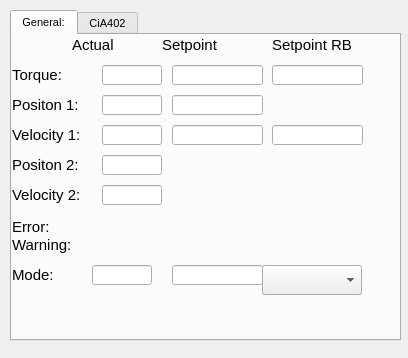
paulscherrerinstitute/ecmccfg, file qt/ecmcCMMT-ST_expert.ui: the form before one commit.
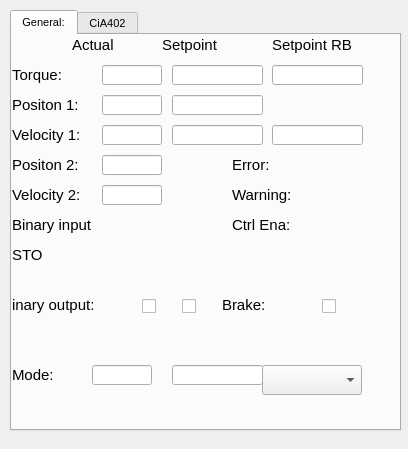
The form after the commit. Custom widgets are drawn as their Qt base class.

Commit message: CMMT-ST: Added inputs and outputs. Outputs seems to not work.

```diff
--- a/qt/ecmcCMMT-ST_expert.ui
+++ b/qt/ecmcCMMT-ST_expert.ui
@@ -7,7 +7,7 @@
     <x>0</x>
     <y>0</y>
     <width>408</width>
-    <height>358</height>
+    <height>449</height>
    </rect>
   </property>
   <property name="sizePolicy">
@@ -30,7 +30,7 @@
      <x>10</x>
      <y>10</y>
      <width>391</width>
-     <height>331</height>
+     <height>421</height>
     </rect>
    </property>
    <property name="sizePolicy">
@@ -90,8 +90,8 @@
     <widget class="caLabel" name="calabel_13">
      <property name="geometry">
       <rect>
-       <x>0</x>
-       <y>182</y>
+       <x>220</x>
+       <y>120</y>
        <width>80</width>
        <height>20</height>
       </rect>
@@ -167,8 +167,8 @@
     <widget class="caLed" name="caled_Warning">
      <property name="geometry">
       <rect>
-       <x>80</x>
-       <y>200</y>
+       <x>300</x>
+       <y>150</y>
        <width>52</width>
        <height>12</height>
       </rect>
@@ -253,8 +253,8 @@
     <widget class="caLed" name="caled_Error">
      <property name="geometry">
       <rect>
-       <x>80</x>
-       <y>182</y>
+       <x>300</x>
+       <y>120</y>
        <width>52</width>
        <height>12</height>
       </rect>
@@ -313,8 +313,8 @@
     <widget class="caLabel" name="calabel_14">
      <property name="geometry">
       <rect>
-       <x>0</x>
-       <y>200</y>
+       <x>220</x>
+       <y>150</y>
        <width>80</width>
        <height>20</height>
       </rect>
@@ -543,7 +543,7 @@
      <property name="geometry">
       <rect>
        <x>0</x>
-       <y>230</y>
+       <y>330</y>
        <width>80</width>
        <height>20</height>
       </rect>
@@ -567,7 +567,7 @@
      <property name="geometry">
       <rect>
        <x>160</x>
-       <y>230</y>
+       <y>330</y>
        <width>91</width>
        <height>20</height>
       </rect>
@@ -598,7 +598,7 @@
      <property name="geometry">
       <rect>
        <x>250</x>
-       <y>230</y>
+       <y>330</y>
        <width>100</width>
        <height>30</height>
       </rect>
@@ -711,7 +711,7 @@
      <property name="geometry">
       <rect>
        <x>80</x>
-       <y>230</y>
+       <y>330</y>
        <width>60</width>
        <height>20</height>
       </rect>
@@ -823,6 +823,279 @@
       <bool>false</bool>
      </property>
     </widget>
+    <widget class="caLabel" name="calabel_54">
+     <property name="geometry">
+      <rect>
+       <x>0</x>
+       <y>180</y>
+       <width>80</width>
+       <height>20</height>
+      </rect>
+     </property>
+     <property name="sizePolicy">
+      <sizepolicy hsizetype="Fixed" vsizetype="Fixed">
+       <horstretch>0</horstretch>
+       <verstretch>0</verstretch>
+      </sizepolicy>
+     </property>
+     <property name="font">
+      <font>
+       <pointsize>11</pointsize>
+      </font>
+     </property>
+     <property name="text">
+      <string>Binary input:</string>
+     </property>
+    </widget>
+    <widget class="caLed" name="caled">
+     <property name="geometry">
+      <rect>
+       <x>120</x>
+       <y>180</y>
+       <width>30</width>
+       <height>30</height>
+      </rect>
+     </property>
+     <property name="channel" stdset="0">
+      <string notr="true">$(IOC):m$(MasterID)s$(SlaveID)-Drv$(ID)-BI01</string>
+     </property>
+     <property name="trueColor">
+      <color>
+       <red>0</red>
+       <green>85</green>
+       <blue>0</blue>
+      </color>
+     </property>
+    </widget>
+    <widget class="caLed" name="caled_2">
+     <property name="geometry">
+      <rect>
+       <x>160</x>
+       <y>180</y>
+       <width>30</width>
+       <height>30</height>
+      </rect>
+     </property>
+     <property name="channel" stdset="0">
+      <string notr="true">$(IOC):m$(MasterID)s$(SlaveID)-Drv$(ID)-BI02</string>
+     </property>
+     <property name="trueColor">
+      <color>
+       <red>0</red>
+       <green>85</green>
+       <blue>0</blue>
+      </color>
+     </property>
+    </widget>
+    <widget class="caLabel" name="calabel_55">
+     <property name="geometry">
+      <rect>
+       <x>0</x>
+       <y>210</y>
+       <width>80</width>
+       <height>20</height>
+      </rect>
+     </property>
+     <property name="sizePolicy">
+      <sizepolicy hsizetype="Fixed" vsizetype="Fixed">
+       <horstretch>0</horstretch>
+       <verstretch>0</verstretch>
+      </sizepolicy>
+     </property>
+     <property name="font">
+      <font>
+       <pointsize>11</pointsize>
+      </font>
+     </property>
+     <property name="text">
+      <string>STO</string>
+     </property>
+    </widget>
+    <widget class="caLed" name="caled_3">
+     <property name="geometry">
+      <rect>
+       <x>160</x>
+       <y>210</y>
+       <width>30</width>
+       <height>30</height>
+      </rect>
+     </property>
+     <property name="channel" stdset="0">
+      <string notr="true">$(IOC):m$(MasterID)s$(SlaveID)-Drv$(ID)-STO02</string>
+     </property>
+     <property name="falseColor">
+      <color>
+       <red>255</red>
+       <green>0</green>
+       <blue>0</blue>
+      </color>
+     </property>
+     <property name="trueColor">
+      <color>
+       <red>0</red>
+       <green>85</green>
+       <blue>0</blue>
+      </color>
+     </property>
+    </widget>
+    <widget class="caLed" name="caled_4">
+     <property name="geometry">
+      <rect>
+       <x>120</x>
+       <y>210</y>
+       <width>30</width>
+       <height>30</height>
+      </rect>
+     </property>
+     <property name="channel" stdset="0">
+      <string notr="true">$(IOC):m$(MasterID)s$(SlaveID)-Drv$(ID)-STO01</string>
+     </property>
+     <property name="falseColor">
+      <color>
+       <red>255</red>
+       <green>0</green>
+       <blue>0</blue>
+      </color>
+     </property>
+     <property name="trueColor">
+      <color>
+       <red>0</red>
+       <green>85</green>
+       <blue>0</blue>
+      </color>
+     </property>
+    </widget>
+    <widget class="caLabel" name="calabel_56">
+     <property name="geometry">
+      <rect>
+       <x>220</x>
+       <y>180</y>
+       <width>80</width>
+       <height>20</height>
+      </rect>
+     </property>
+     <property name="sizePolicy">
+      <sizepolicy hsizetype="Fixed" vsizetype="Fixed">
+       <horstretch>0</horstretch>
+       <verstretch>0</verstretch>
+      </sizepolicy>
+     </property>
+     <property name="font">
+      <font>
+       <pointsize>11</pointsize>
+      </font>
+     </property>
+     <property name="text">
+      <string>Ctrl Ena:</string>
+     </property>
+    </widget>
+    <widget class="caLed" name="caled_5">
+     <property name="geometry">
+      <rect>
+       <x>310</x>
+       <y>180</y>
+       <width>30</width>
+       <height>30</height>
+      </rect>
+     </property>
+     <property name="channel" stdset="0">
+      <string notr="true">$(IOC):m$(MasterID)s$(SlaveID)-Drv$(ID)-BIEn</string>
+     </property>
+     <property name="trueColor">
+      <color>
+       <red>0</red>
+       <green>85</green>
+       <blue>0</blue>
+      </color>
+     </property>
+    </widget>
+    <widget class="caToggleButton" name="catogglebutton">
+     <property name="geometry">
+      <rect>
+       <x>130</x>
+       <y>260</y>
+       <width>21</width>
+       <height>22</height>
+      </rect>
+     </property>
+     <property name="channel" stdset="0">
+      <string notr="true">$(IOC):m$(MasterID)s$(SlaveID)-Drv$(ID)-BO01</string>
+     </property>
+    </widget>
+    <widget class="caLabel" name="calabel_57">
+     <property name="geometry">
+      <rect>
+       <x>-10</x>
+       <y>260</y>
+       <width>101</width>
+       <height>20</height>
+      </rect>
+     </property>
+     <property name="sizePolicy">
+      <sizepolicy hsizetype="Fixed" vsizetype="Fixed">
+       <horstretch>0</horstretch>
+       <verstretch>0</verstretch>
+      </sizepolicy>
+     </property>
+     <property name="font">
+      <font>
+       <pointsize>11</pointsize>
+      </font>
+     </property>
+     <property name="text">
+      <string>Binary output:</string>
+     </property>
+    </widget>
+    <widget class="caToggleButton" name="catogglebutton_2">
+     <property name="geometry">
+      <rect>
+       <x>170</x>
+       <y>260</y>
+       <width>21</width>
+       <height>22</height>
+      </rect>
+     </property>
+     <property name="channel" stdset="0">
+      <string notr="true">$(IOC):m$(MasterID)s$(SlaveID)-Drv$(ID)-BO02</string>
+     </property>
+    </widget>
+    <widget class="caLabel" name="calabel_58">
+     <property name="geometry">
+      <rect>
+       <x>210</x>
+       <y>260</y>
+       <width>80</width>
+       <height>20</height>
+      </rect>
+     </property>
+     <property name="sizePolicy">
+      <sizepolicy hsizetype="Fixed" vsizetype="Fixed">
+       <horstretch>0</horstretch>
+       <verstretch>0</verstretch>
+      </sizepolicy>
+     </property>
+     <property name="font">
+      <font>
+       <pointsize>11</pointsize>
+      </font>
+     </property>
+     <property name="text">
+      <string>Brake:</string>
+     </property>
+    </widget>
+    <widget class="caToggleButton" name="catogglebutton_3">
+     <property name="geometry">
+      <rect>
+       <x>310</x>
+       <y>260</y>
+       <width>21</width>
+       <height>22</height>
+      </rect>
+     </property>
+     <property name="channel" stdset="0">
+      <string notr="true">$(IOC):m$(MasterID)s$(SlaveID)-Drv$(ID)-BOBrk</string>
+     </property>
+    </widget>
    </widget>
    <widget class="QWidget" name="tab_2">
     <attribute name="title">
@@ -1879,6 +2152,11 @@
    <extends>caLineEdit</extends>
    <header>caTextEntry</header>
   </customwidget>
+  <customwidget>
+   <class>caToggleButton</class>
+   <extends>QCheckBox</extends>
+   <header>caToggleButton</header>
+  </customwidget>
   <customwidget>
    <class>caLabel</class>
    <extends>QLabel</extends>
```
The commit also changes 4 other files.
